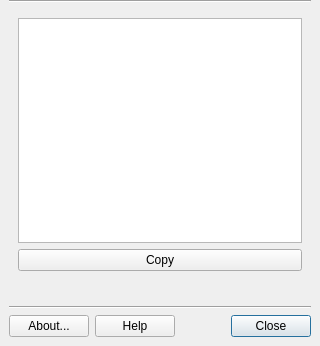
Before: the Qt Designer form mainwindow.ui in MX-Linux/quick-system-info-gui, drawn with Qt 5.
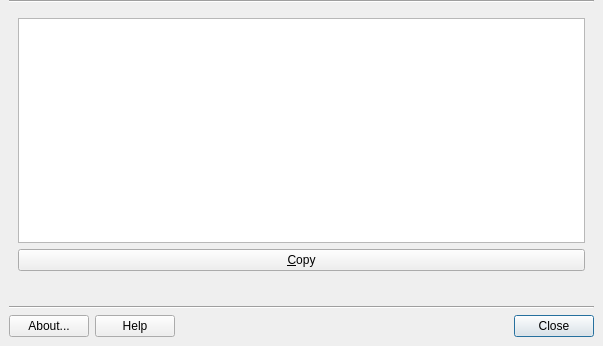
After: the same form once the commit is applied. Icons and pictures are not drawn.

Commit message: copy button and accelerator keys

```diff
--- a/mainwindow.ui
+++ b/mainwindow.ui
@@ -6,7 +6,7 @@
    <rect>
     <x>0</x>
     <y>0</y>
-    <width>320</width>
+    <width>603</width>
     <height>346</height>
    </rect>
   </property>
@@ -178,12 +178,18 @@
           <item row="1" column="0">
            <widget class="QPushButton" name="ButtonCopy">
             <property name="text">
-             <string>Copy</string>
+             <string>&amp;Copy</string>
             </property>
             <property name="icon">
              <iconset theme="edit-copy">
               <normaloff>.</normaloff>.</iconset>
             </property>
+            <property name="shortcut">
+             <string>C</string>
+            </property>
+            <property name="default">
+             <bool>true</bool>
+            </property>
            </widget>
           </item>
          </layout>
```
Left out of the diff: 6 changed lines with no effect on the pictures. The commit also changes 2 other files.
